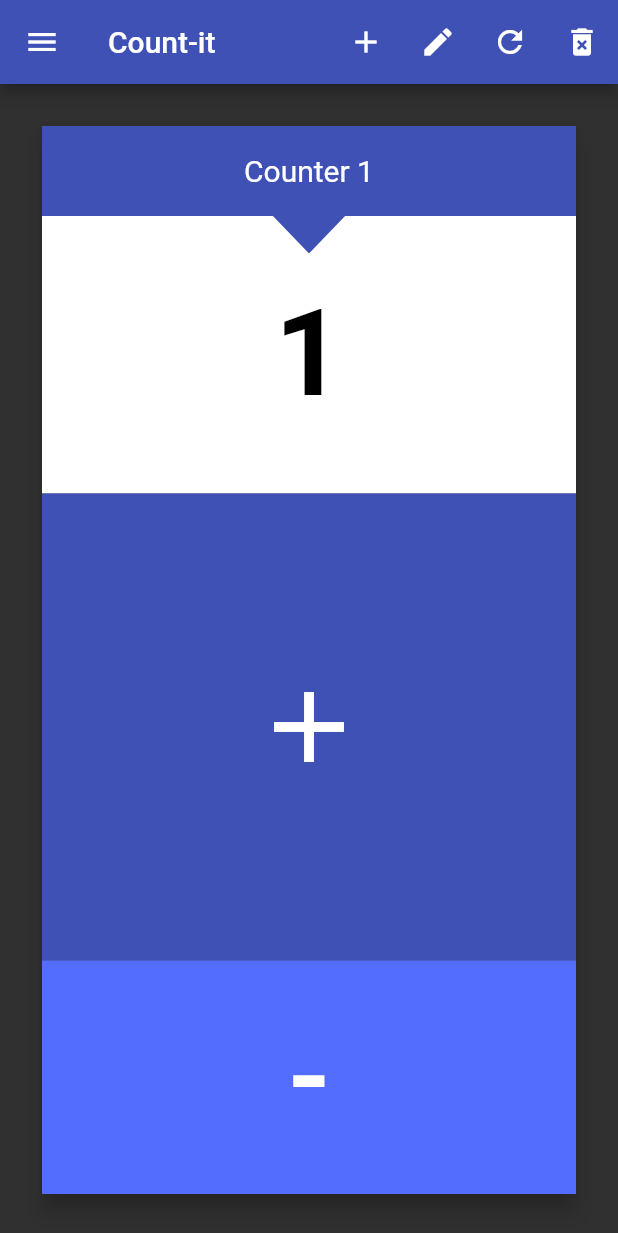
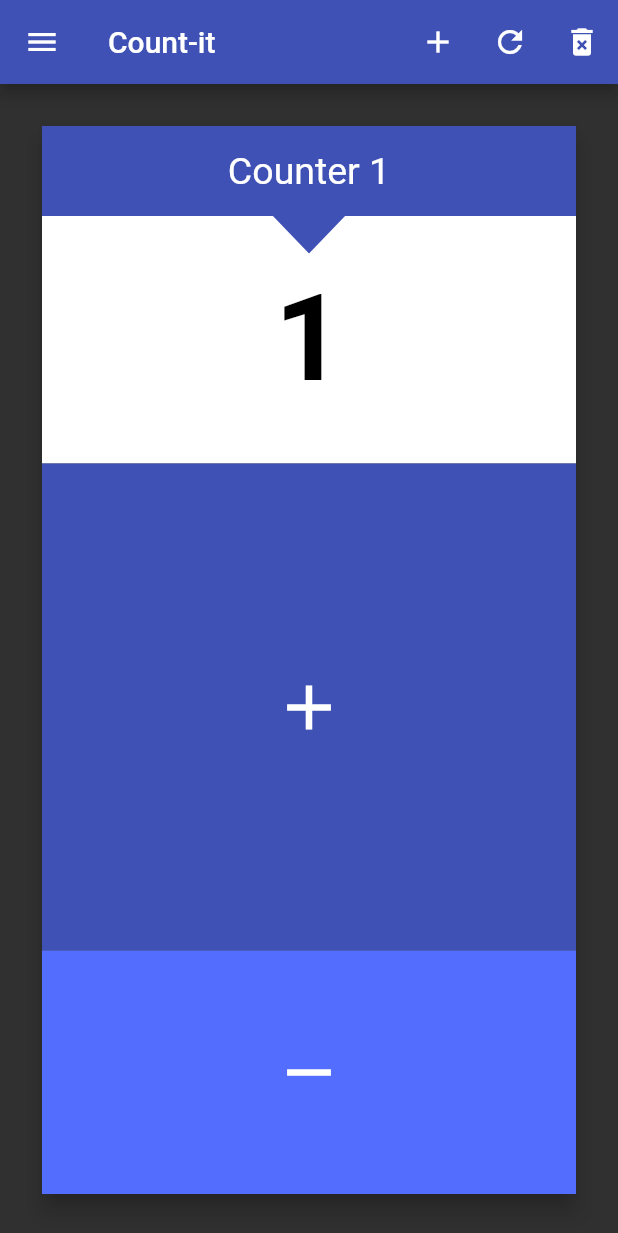
Before and after one commit to rklimpel/CounterApp, a Flutter app: the screen it shows after launch, after a tap on the "add" icon, on a phone screen of 412 x 824 dp. Shown: the top 1233 px of the screen. Run offline on Flutter 3.47's test engine with Material 2 defaults, Android fonts, the phone set to English and light mode, and no system bars; drawn by our look-alikes of auto_size_text; our stand-ins replace shared_preferences.

Commit message:
refactoring done, inline edit instead of dialogs

```diff
--- a/lib/main.dart
+++ b/lib/main.dart
@@ -4,13 +4,6 @@
 import 'customPainters.dart';
 import 'dialogs.dart';
 import 'prefsHandler.dart';
-
-//TODO:
-// [X] Get first free number for Counter name
-// [X] Edit Counter Value with Keyboard
-// [X] Edit Counter Name
-// [X] Don't create two counters with the same name bitch!
-// [X] Creator new inital Counter if every counter is removed
 
 void main() => runApp(MyApp());
 
@@ -42,8 +35,9 @@
   List<Counter> counters = [];
 
   double nameContainerHeight = 60;
-  double valueContainerHeight = 160;
+  double valueContainerHeight = 140;
   IconData upperButtonIcon = Icons.add;
+  IconData lowerButtonIcon = Icons.remove;
 
   bool editCounter = false;
   bool editName = false;
@@ -111,6 +105,7 @@
   void loadCounter(String name) async {
     counterName = name;
     counter = await readCounterValue(name);
+    setCounterStateCount();
     setState(() {});
   }
 
@@ -173,35 +168,149 @@
   }
 
   void setCounterStateCount() {
-    counterState = CounterState.count;
-    nameContainerHeight = 60;
-    valueContainerHeight = 160;
+    setState(() {
+      counterState = CounterState.count;
+      nameContainerHeight = 60;
+      valueContainerHeight = 140;
+      upperButtonIcon = Icons.add;
+      lowerButtonIcon = Icons.remove;
+    });
+  }
+
+  void setCounterStateEditName() {
+    setState(() {
+      counterState = CounterState.editName;
+      nameContainerHeight = 200;
+      valueContainerHeight = 0;
+      upperButtonIcon = Icons.save;
+      lowerButtonIcon = Icons.clear;
+    });
+  }
+
+  void setCounterStateEditValue() {
+    setState(() {
+      counterState = CounterState.editValue;
+      nameContainerHeight = 0;
+      valueContainerHeight = 200;
+      upperButtonIcon = Icons.save;
+      lowerButtonIcon = Icons.clear;
+    });
+  }
+
+  void setCounterStateAddCounter() {
+    setState(() {
+      counterState = CounterState.add;
+      nameContainerHeight = 200;
+      valueContainerHeight = 0;
+      upperButtonIcon = Icons.save;
+      lowerButtonIcon = Icons.clear;
+    });
   }
 
   Widget counterNameSwapper() {
-    if (editName) {
+    if (counterState == CounterState.editName || counterState == CounterState.add) {
+      TextEditingController c;
+      String hint = "";
+      if (counterState == CounterState.editName) {
+        editCounterTextController.text = counterName;
+        c = editCounterTextController;
+      } else if (counterState == CounterState.add) {
+        addCounterTextController.clear();
+        c = addCounterTextController;
+        hint = "Counter ${getFreeCounterNumber()}";
+      }
+
+      return Form(
+        key: formKey,
+        child: TextFormField(
+          autofocus: false,
+          autocorrect: false,
+          autovalidate: true,
+          validator: (val) => checkNameExists(val) && val != counterName ? "name already in use" : null,
+          controller: c,
+          textAlign: TextAlign.center,
+          maxLines: 1,
+          style: TextStyle(
+            fontSize: 25,
+          ),
+          decoration: InputDecoration(
+            hintText: hint,
+            border: UnderlineInputBorder(
+              borderSide: BorderSide(
+                color: Colors.white,
+                width: 3,
+              ),
+            ),
+            focusedBorder: UnderlineInputBorder(
+              borderSide: BorderSide(
+                color: Colors.white,
+                width: 3,
+              ),
+            ),
+          ),
+        ),
+      );
+    } else {
+      return Padding(
+        padding: const EdgeInsets.all(8.0),
+        child: AutoSizeText(
+          "$counterName",
+          style: TextStyle(
+            fontSize: 25,
+          ),
+          textAlign: TextAlign.center,
+        ),
+      );
+    }
+  }
+
+  Widget counterValueSwapper() {
+    if (counterState == CounterState.editValue) {
+      editCounterValueController.text = "";
       return TextFormField(
-        controller: editCounterTextController,
+        autofocus: false,
+        autocorrect: false,
+        controller: editCounterValueController,
         textAlign: TextAlign.center,
-        enabled: false,
+        keyboardType: TextInputType.number,
         maxLines: 1,
         style: TextStyle(
-          fontSize: 20,
+          fontSize: 50,
+          color: Colors.black,
         ),
         decoration: InputDecoration(
-          disabledBorder: OutlineInputBorder(
+          hintText: "$counter",
+          hintStyle: TextStyle(
+            color: Colors.black,
+          ),
+          border: UnderlineInputBorder(
             borderSide: BorderSide(
               color: Colors.black,
-              width: 1,
+              width: 3,
+            ),
+          ),
+          focusedBorder: UnderlineInputBorder(
+            borderSide: BorderSide(
+              color: Colors.black,
+              width: 3,
+            ),
+          ),
+          enabledBorder: UnderlineInputBorder(
+            borderSide: BorderSide(
+              color: Colors.black,
+              width: 3,
             ),
           ),
         ),
       );
     } else {
       return AutoSizeText(
-        "$counterName",
+        "$counter",
+        maxLines: 1,
         style: TextStyle(
-          fontSize: 20,
+          fontWeight: FontWeight.w600,
+          color: Colors.black,
+          fontSize: 80,
         ),
       );
     }
@@ -212,31 +321,7 @@
         actions: <Widget>[
           IconButton(
             icon: Icon(Icons.add),
-            onPressed: () {
-              setState(() {
-                if (valueContainerHeight == 220) {
-                  nameContainerHeight = 60;
-                  valueContainerHeight = 160;
-                } else {
-                  nameContainerHeight = 0;
-                  valueContainerHeight = 220;
-                }
-              });
-            },
-          ),
-          IconButton(
-            icon: Icon(Icons.edit),
-            onPressed: () {
-              setState(() {
-                if (valueContainerHeight == 0) {
-                  nameContainerHeight = 60;
-                  valueContainerHeight = 160;
-                } else {
-                  nameContainerHeight = 220;
-                  valueContainerHeight = 0;
-                }
-              });
-            },
+            onPressed: setCounterStateAddCounter,
           ),
           IconButton(
             icon: Icon(Icons.refresh),
@@ -277,15 +362,9 @@
                             ),
                             GestureDetector(
                               onDoubleTap: () {
-                                setState(() {
-                                  if (valueContainerHeight == 0) {
-                                    nameContainerHeight = 60;
-                                    valueContainerHeight = 160;
-                                  } else {
-                                    nameContainerHeight = 220;
-                                    valueContainerHeight = 0;
-                                  }
-                                });
+                                if (counterState == CounterState.count) {
+                                  setCounterStateEditName();
+                                }
                               },
                             )
                           ],
@@ -304,18 +383,23 @@
                       duration: Duration(milliseconds: 250),
                       height: valueContainerHeight,
                       color: Colors.white,
-                      child: Center(
-                        child: Padding(
-                          padding: EdgeInsets.fromLTRB(25, 0, 25, 25),
-                          child: AutoSizeText(
-                            "$counter",
-                            maxLines: 1,
-                            style: TextStyle(
-                              fontWeight: FontWeight.w600,
-                              color: Colors.black,
-                              fontSize: 80,
+                      child: SizedBox.expand(
+                        child: Stack(
+                          children: <Widget>[
+                            Center(
+                              child: Padding(
+                                padding: EdgeInsets.fromLTRB(25, 0, 25, 25),
+                                child: counterValueSwapper(),
+                              ),
                             ),
-                          ),
+                            GestureDetector(
+                              onDoubleTap: () {
+                                if (counterState == CounterState.count) {
+                                  setCounterStateEditValue();
+                                }
+                              },
+                            )
+                          ],
                         ),
                       ),
                     ),
@@ -327,12 +411,58 @@
                           child: FlatButton(
                             highlightColor: Colors.lightGreen,
                             splashColor: Colors.lightGreen,
-                            //highlightedBorderColor: Colors.grey,
                             child: Icon(
                               upperButtonIcon,
-                              size: 80,
+                              size: 50,
                             ),
-                            onPressed: incCounter,
+                            onPressed: () {
+                              final form = formKey.currentState;
+                              switch (counterState) {
+                                case CounterState.count:
+                                  {
+                                    incCounter();
+                                    break;
+                                  }
+                                case CounterState.add:
+                                  {
+                                    if (!form.validate()) {
+                                      //Do nothing
+                                    } else {
+                                      setState(() {
+                                        addCounter(addCounterTextController.text);
+                                        setCounterStateCount();
+                                        saveState();
+                                      });
+                                    }
+                                    break;
+                                  }
+                                case CounterState.editName:
+                                  {
+                                    if (!form.validate()) {
+                                      //Do Nothing
+                                    } else {
+                                      for (var i = 0; i < counters.length; i++) {
+                                        if (counters[i].name == counterName) {
+                                          setState(() {
+                                            counters[i].name = editCounterTextController.text;
+                                          });
+                                        }
+                                      }
+                                      counterName = editCounterTextController.text;
+                                      setCounterStateCount();
+                                      saveState();
+                                    }
+                                    break;
+                                  }
+                                case CounterState.editValue:
+                                  {
+                                    counter = int.parse(editCounterValueController.text);
+                                    setCounterStateCount();
+                                    saveState();
+                                    break;
+                                  }
+                              }
+                            },
                           ),
                         ),
                       ),
@@ -346,14 +476,24 @@
                             child: FlatButton(
                               highlightColor: Colors.deepOrange,
                               splashColor: Colors.deepOrange,
-                              child: Text(
-                                "-",
-                                style: TextStyle(
-                                  color: Colors.white,
-                                  fontSize: 80,
-                                ),
+                              child: Icon(
+                                lowerButtonIcon,
+                                size: 50,
                               ),
-                              onPressed: decCounter,
+                              onPressed: () {
+                                switch (counterState) {
+                                  case CounterState.count:
+                                    {
+                                      decCounter();
+                                      break;
+                                    }
+                                  default:
+                                    {
+                                      setCounterStateCount();
+                                      break;
+                                    }
+                                }
+                              },
                             ),
                           ),
                         ),
@@ -471,6 +611,7 @@
   @override
   Widget build(BuildContext context) {
     return Scaffold(
+      resizeToAvoidBottomPadding: false,
       appBar: myAppbar(),
       body: myMainBody(),
       drawer: myDrawer(),
```
